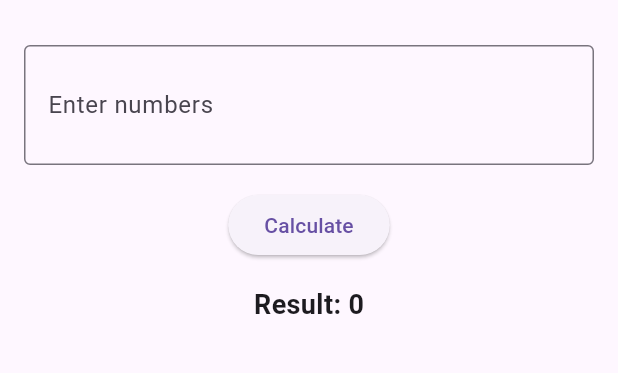
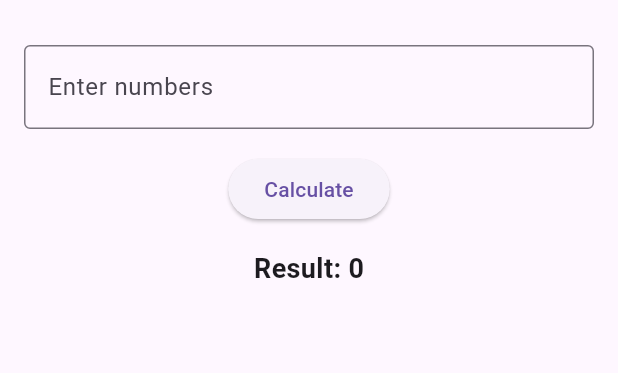
Before and after one commit to mihirmittal1999/string_calculator, a Flutter app: the screen it shows after launch, after a tap on "Calculate", on a phone screen of 412 x 824 dp, the part 63-436 px from its top. Run offline on Flutter 3.47's test engine with Material 3 defaults, Android fonts, the phone set to English and light mode, and no system bars.

Commit message:
Final code

```diff
--- a/lib/main.dart
+++ b/lib/main.dart
@@ -56,9 +56,8 @@ class _CalculatorPageState extends State<CalculatorPage> {
               decoration: const InputDecoration(
                 border: OutlineInputBorder(),
                 labelText: 'Enter numbers',
-                hintText: 'Example: //;\n1;2',
+                hintText: 'e.g. 1,2,3 or 4]5//, 7;8',
               ),
-              maxLines: 2,
             ),
             const SizedBox(height: 16),
             ElevatedButton(
```
